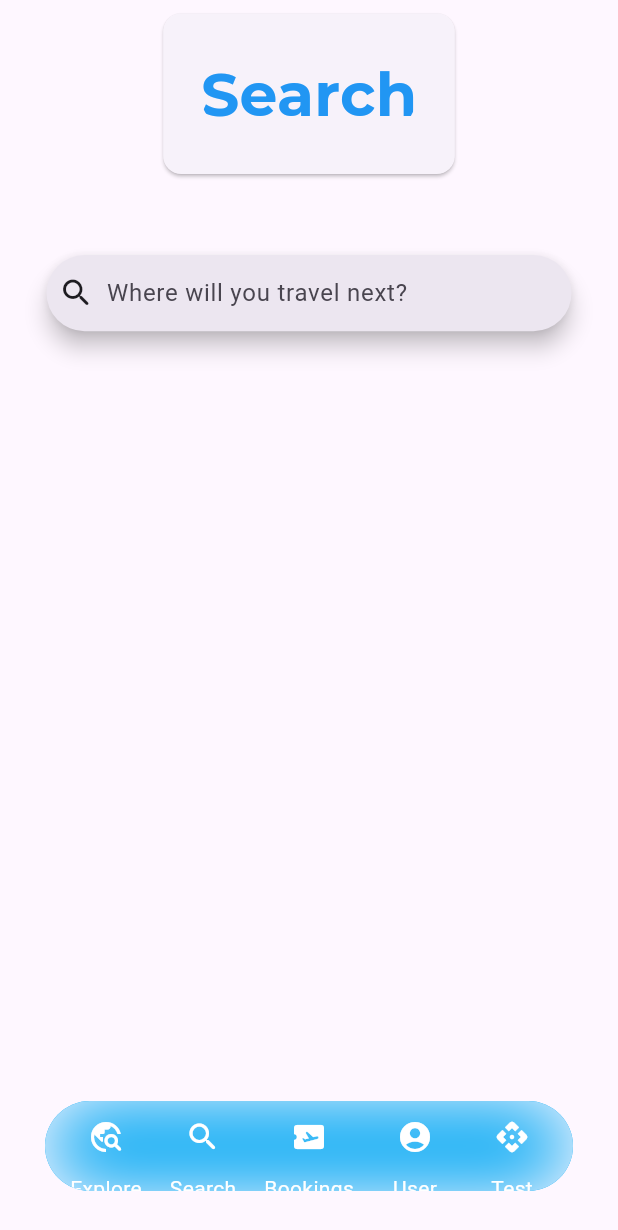
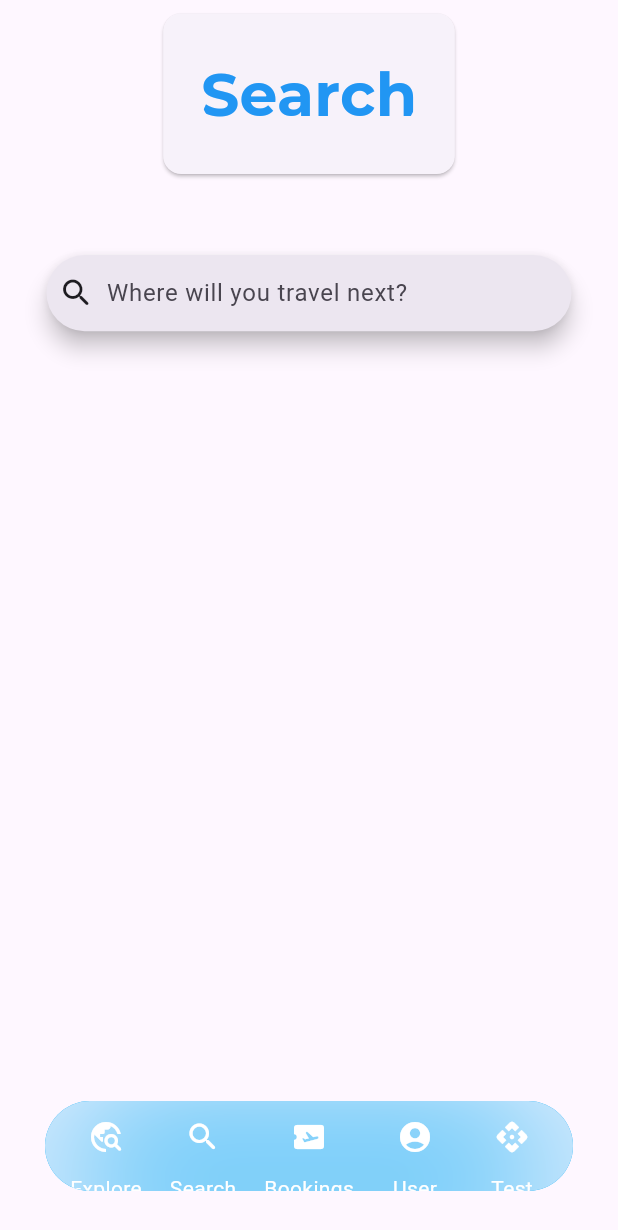
Before and after one commit to Tommy-2000/dreamTravel, a Flutter app: the screen it shows after launch, item 2 of the bottom bar chosen, on a phone screen of 412 x 824 dp. Shown: the top 1230 px of the screen. Run offline on Flutter 3.47's test engine with Material 3 defaults, Android fonts, the phone set to English and light mode, and no system bars; our stand-ins replace auto_size_text, cached_network_image, firebase_core, flutter_riverpod, go_router, google_fonts and 1 more; accounts and stored records are empty; network calls fail; project files that could hold a hidden picture were left out.

```diff
--- a/dreamtravel_flutter/lib/ui/common/navigation/custom_bottom_navigation_bar.dart
+++ b/dreamtravel_flutter/lib/ui/common/navigation/custom_bottom_navigation_bar.dart
@@ -51,11 +51,11 @@ class _CustomBottomNavigationBarState
     return Padding(
       padding: const EdgeInsets.all(30),
       child: ClipRRect(
-        borderRadius: BorderRadius.all(Radius.circular(30)),
+        borderRadius: BorderRadius.circular(30),
         child: Container(
           color: Colors.lightBlue,
           child: BackdropFilter(
-            filter: ImageFilter.blur(sigmaX: 25, sigmaY: 25),
+            filter: ImageFilter.blur(sigmaX: 50, sigmaY: 50),
             child: SizedBox(
               height: 60,
               child: Row(
```
Also changed, not shown: dreamtravel_flutter/lib/ui/common/navigation/custom_navigation_rail.dart (+4 -8 lines).
